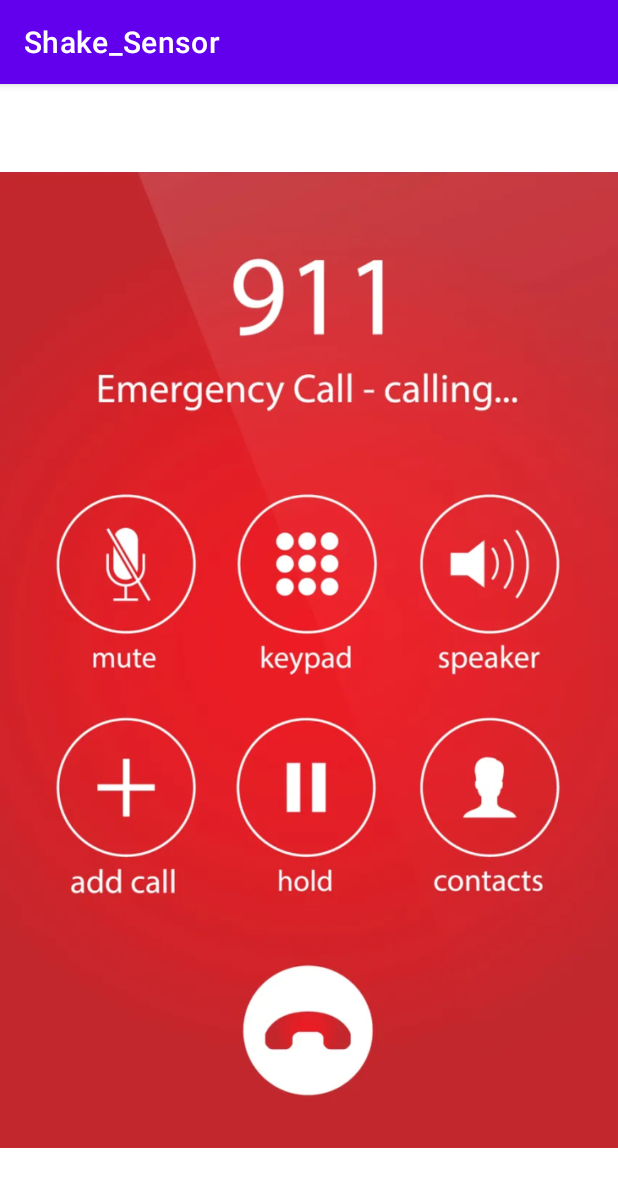
After one commit to Waterfighter1/Shake_Sensor, an Android app: the EmergencyCall screen opened directly, with no data from a screen before it, on a phone screen of 412 x 824 dp. The commit adds this screen. Shown: the top 1187 px of the screen. Run offline under Robolectric (Android 15) with nearby library versions, the phone set to English and light mode, and no system bars.

Commit message:
Finished EmergencyCall function.

```diff
--- a/app/src/main/AndroidManifest.xml
+++ b/app/src/main/AndroidManifest.xml
@@ -12,6 +12,9 @@
         android:theme="@style/Theme.Shake_Sensor"
         tools:targetApi="31">
         <activity
+            android:name=".EmergencyCall"
+            android:exported="false" />
+        <activity
             android:name=".MainActivity"
             android:exported="true">
             <intent-filter>
--- /dev/null
+++ b/app/src/main/java/com/zybooks/shake_sensor/EmergencyCall.java
@@ -0,0 +1,22 @@
+package com.zybooks.shake_sensor;
+
+import androidx.appcompat.app.AppCompatActivity;
+
+import android.content.Context;
+import android.media.MediaPlayer;
+import android.os.Bundle;
+
+public class EmergencyCall extends AppCompatActivity {
+
+    @Override
+    protected void onCreate(Bundle savedInstanceState) {
+        super.onCreate(savedInstanceState);
+        setContentView(R.layout.activity_emergency_call);
+        playCall(EmergencyCall.this);
+    }
+
+    public static void playCall(final Context context) {
+        MediaPlayer call = MediaPlayer.create(context, R.raw.emergencycallsound);
+        call.start();
+    }
+}
--- a/app/src/main/java/com/zybooks/shake_sensor/MainActivity.java
+++ b/app/src/main/java/com/zybooks/shake_sensor/MainActivity.java
@@ -2,6 +2,7 @@ package com.zybooks.shake_sensor;
 
 import androidx.appcompat.app.AppCompatActivity;
 
+import android.content.Intent;
 import android.hardware.Sensor;
 import android.hardware.SensorEvent;
 import android.hardware.SensorEventListener;
@@ -15,7 +16,7 @@ import android.widget.Toast;
 public class MainActivity extends AppCompatActivity {
     int shakeCounter = 0;
     String[] phrases = {"I said DON'T SHAKE ME!!!","Okay, that's rude.","Three Times? Seriously?","One more time, and you'll regret it!","Last CHANCE"};
-
+    boolean triggeredEmergency = false;
     @Override
     protected void onCreate(Bundle savedInstanceState) {
         super.onCreate(savedInstanceState);
@@ -61,6 +62,10 @@ public class MainActivity extends AppCompatActivity {
                     if (x_accel > 2 || x_accel < -2 || y_accel > 12 || y_accel < -12 ||  z_accel > 2 || z_accel < -2) {
                         if (shakeCounter > phrases.length - 1) {
                             // Display New Activity
+                            if (!triggeredEmergency) {
+                                startActivity(new Intent(MainActivity.this, EmergencyCall.class));
+                                triggeredEmergency = true;
+                            }
                         }
                         else {
                             mainTxt.setText(phrases[shakeCounter]);
--- /dev/null
+++ b/app/src/main/res/layout/activity_emergency_call.xml
@@ -0,0 +1,18 @@
+<?xml version="1.0" encoding="utf-8"?>
+<androidx.constraintlayout.widget.ConstraintLayout xmlns:android="http://schemas.android.com/apk/res/android"
+    xmlns:app="http://schemas.android.com/apk/res-auto"
+    xmlns:tools="http://schemas.android.com/tools"
+    android:layout_width="match_parent"
+    android:layout_height="match_parent"
+    tools:context=".EmergencyCall">
+
+    <ImageView
+        android:id="@+id/imageView2"
+        android:layout_width="wrap_content"
+        android:layout_height="wrap_content"
+        app:layout_constraintBottom_toBottomOf="parent"
+        app:layout_constraintEnd_toEndOf="parent"
+        app:layout_constraintStart_toStartOf="parent"
+        app:layout_constraintTop_toTopOf="parent"
+        app:srcCompat="@drawable/emergencycall" />
+</androidx.constraintlayout.widget.ConstraintLayout>
```
Also changed, not shown: app/src/main/res/drawable/emergencycall.png (added), 1 other file.
